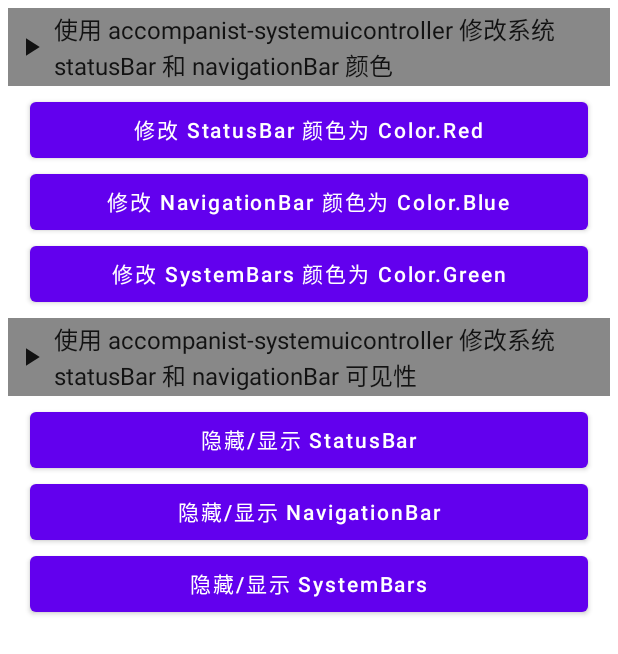
After one commit to owenleexiaoyu/ComposeCodelabs, an Android app built with Jetpack Compose: the composable SystemUiControllerDemoPage shown on its own in the app's theme, on a phone screen of 412 x 824 dp. The commit adds this screen. Shown: the top 654 px of the screen. Run offline under Robolectric (Android 15) with nearby library versions, the phone set to English and light mode, and no system bars; our stand-ins replace accompanist.

Commit message:
ComposeActionLearning: 补充第9章 SystemUiController Pager 代码

```diff
--- a/ComposeActionLearning/app/build.gradle
+++ b/ComposeActionLearning/app/build.gradle
@@ -72,5 +72,9 @@ dependencies {
     debugImplementation "androidx.compose.ui:ui-test-manifest:$compose_version"
 
     implementation "com.google.accompanist:accompanist-flowlayout:0.23.1"
+    implementation "com.google.accompanist:accompanist-systemuicontroller:0.23.1"
+    implementation "com.google.accompanist:accompanist-pager:0.23.1"
+    // If using indicators, also depend on
+    implementation "com.google.accompanist:accompanist-pager-indicators:0.23.1"
     implementation 'io.coil-kt:coil-compose:2.0.0'
 }
--- /dev/null
+++ b/ComposeActionLearning/app/src/main/java/life/lixiaoyu/composeactionlearning/chapter9/SystemUiControllerDemoPage.kt
@@ -0,0 +1,97 @@
+package life.lixiaoyu.composeactionlearning.chapter9
+
+import androidx.compose.foundation.isSystemInDarkTheme
+import androidx.compose.foundation.layout.*
+import androidx.compose.material.Button
+import androidx.compose.material.Text
+import androidx.compose.runtime.*
+import androidx.compose.ui.Modifier
+import androidx.compose.ui.graphics.Color
+import androidx.compose.ui.unit.dp
+import com.google.accompanist.systemuicontroller.rememberSystemUiController
+import life.lixiaoyu.composeactionlearning.DescItem
+import life.lixiaoyu.composeactionlearning.FullPageWrapper
+
+@Composable
+fun SystemUiControllerDemoPage() {
+    FullPageWrapper {
+        val systemUiController = rememberSystemUiController()
+        val useDarkIcons = !isSystemInDarkTheme()
+        var isStatusBarVisible by remember {
+            mutableStateOf(systemUiController.isStatusBarVisible)
+        }
+        var isNavigationBarVisible by remember {
+            mutableStateOf(systemUiController.isNavigationBarVisible)
+        }
+        DisposableEffect(systemUiController, useDarkIcons) {
+            systemUiController.setSystemBarsColor(
+                color = Color.Transparent,
+                darkIcons = useDarkIcons
+            )
+            onDispose {}
+        }
+        Column(modifier = Modifier.fillMaxSize()) {
+            DescItem(title = "使用 accompanist-systemuicontroller 修改系统 statusBar 和 navigationBar 颜色")
+            Button(
+                modifier = Modifier
+                    .fillMaxWidth()
+                    .padding(horizontal = 20.dp),
+                onClick = {
+                systemUiController.setStatusBarColor(Color.Red, useDarkIcons)
+            }) {
+                Text("修改 StatusBar 颜色为 Color.Red")
+            }
+            Button(
+                modifier = Modifier
+                    .fillMaxWidth()
+                    .padding(horizontal = 20.dp),
+                onClick = {
+                systemUiController.setNavigationBarColor(Color.Blue, useDarkIcons)
+            }) {
+                Text("修改 NavigationBar 颜色为 Color.Blue")
+            }
+            Button(
+                modifier = Modifier
+                    .fillMaxWidth()
+                    .padding(horizontal = 20.dp),
+                onClick = {
+                systemUiController.setSystemBarsColor(Color.Green, useDarkIcons)
+            }) {
+                Text("修改 SystemBars 颜色为 Color.Green")
+            }
+            DescItem(title = "使用 accompanist-systemuicontroller 修改系统 statusBar 和 navigationBar 可见性")
+            Button(
+                modifier = Modifier
+                    .fillMaxWidth()
+                    .padding(horizontal = 20.dp),
+                onClick = {
+                    isStatusBarVisible = !isStatusBarVisible
+                    systemUiController.isStatusBarVisible = isStatusBarVisible
+                }) {
+                Text("隐藏/显示 StatusBar")
+            }
+            Button(
+                modifier = Modifier
+                    .fillMaxWidth()
+                    .padding(horizontal = 20.dp),
+                onClick = {
+                    isNavigationBarVisible = !isNavigationBarVisible
+                    systemUiController.isNavigationBarVisible = isNavigationBarVisible
+                }) {
+                Text("隐藏/显示 NavigationBar")
+            }
+            Button(
+                modifier = Modifier
+                    .fillMaxWidth()
+                    .padding(horizontal = 20.dp),
+                onClick = {
+                    val isSystemBarsVisible = isNavigationBarVisible && isStatusBarVisible
+                    isNavigationBarVisible = !isSystemBarsVisible
+                    isStatusBarVisible = !isSystemBarsVisible
+                    systemUiController.isSystemBarsVisible = !isSystemBarsVisible
+                }) {
+                Text("隐藏/显示 SystemBars")
+            }
+        }
+    }
+}
```
Also changed, not shown: ComposeActionLearning/app/src/main/java/life/lixiaoyu/composeactionlearning/chapter9/Chapter9Activity.kt (+27 -2 lines), ComposeActionLearning/app/src/main/java/life/lixiaoyu/composeactionlearning/chapter9/PagerDemoPage.kt (added, +283 -0 lines).
